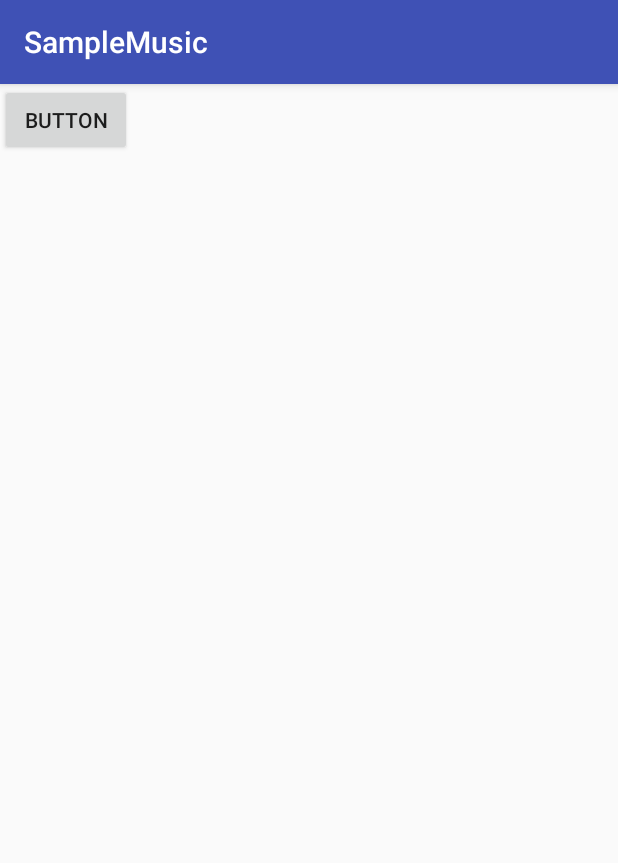
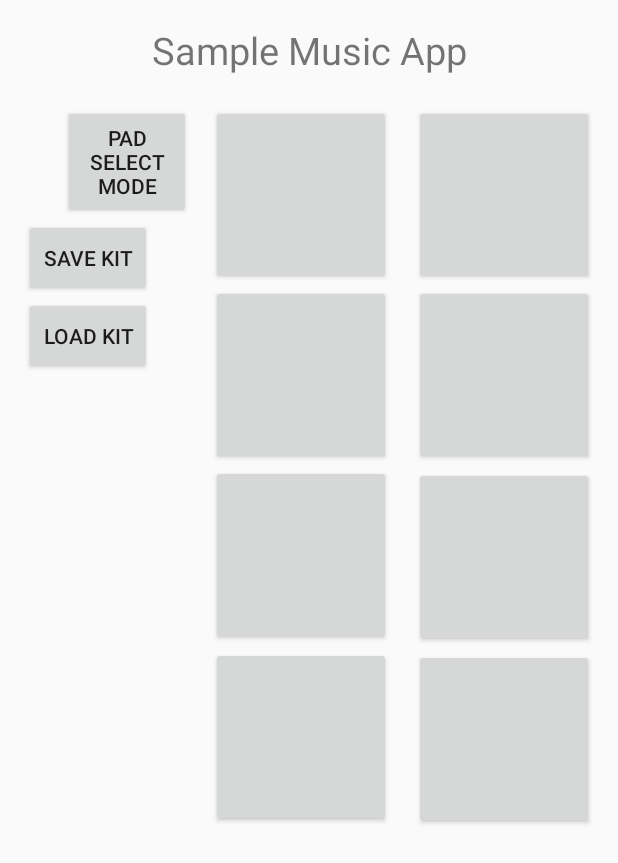
Before and after one commit to ltplace/SampleMusicApp, an Android app: the screen it shows after launch (MainActivity), on a phone screen of 412 x 824 dp. Shown: the top 863 px of the screen. Run offline under Robolectric (Android 15) with nearby library versions, the phone set to English and light mode, and no system bars.

Commit message:
Started creating the basic UI
 Added 8 sound buttons
 Added Pad Select button
 Added Save and Load buttons
 Then added a textView containing the App Name.

 Design corresbonds to specs created with slight variation. Created a file for horizontal UI.

```diff
--- a/app/src/main/java/edu/cmich/place1l/samplemusic/MainActivity.java
+++ b/app/src/main/java/edu/cmich/place1l/samplemusic/MainActivity.java
@@ -2,6 +2,9 @@ package edu.cmich.place1l.samplemusic;
 
 import android.support.v7.app.AppCompatActivity;
 import android.os.Bundle;
+
+
+// Ben testing commit through Android Studio.
 
 public class MainActivity extends AppCompatActivity {
 
--- a/app/src/main/res/layout/activity_main.xml
+++ b/app/src/main/res/layout/activity_main.xml
@@ -7,10 +7,136 @@
     tools:context="edu.cmich.place1l.samplemusic.MainActivity">
 
     <Button
-        android:id="@+id/button"
+        android:id="@+id/soundButton_01"
+        android:layout_width="120dp"
+        android:layout_height="120dp"
+        app:layout_constraintRight_toLeftOf="@+id/soundButton_02"
+        android:layout_marginRight="8dp"
+        android:layout_marginLeft="8dp"
+        app:layout_constraintLeft_toLeftOf="parent"
+        app:layout_constraintTop_toTopOf="parent"
+        android:layout_marginTop="70dp"
+        app:layout_constraintHorizontal_bias="0.946" />
+
+    <Button
+        android:id="@+id/soundButton_02"
+        android:layout_width="120dp"
+        android:layout_height="120dp"
+        android:layout_marginRight="16dp"
+        app:layout_constraintRight_toRightOf="parent"
+        app:layout_constraintTop_toTopOf="parent"
+        android:layout_marginTop="70dp" />
+
+    <Button
+        android:id="@+id/soundButton_03"
+        android:layout_width="120dp"
+        android:layout_height="120dp"
+        app:layout_constraintRight_toLeftOf="@+id/soundButton_04"
+        android:layout_marginRight="8dp"
+        android:layout_marginLeft="8dp"
+        app:layout_constraintLeft_toLeftOf="parent"
+        app:layout_constraintHorizontal_bias="0.946"
+        android:layout_marginTop="0dp"
+        app:layout_constraintTop_toBottomOf="@+id/soundButton_01" />
+
+    <Button
+        android:id="@+id/soundButton_04"
+        android:layout_width="120dp"
+        android:layout_height="120dp"
+        android:layout_marginRight="16dp"
+        app:layout_constraintRight_toRightOf="parent"
+        android:layout_marginTop="0dp"
+        app:layout_constraintTop_toBottomOf="@+id/soundButton_02" />
+
+    <Button
+        android:id="@+id/soundButton_05"
+        android:layout_width="120dp"
+        android:layout_height="120dp"
+        app:layout_constraintRight_toLeftOf="@+id/soundButton_06"
+        android:layout_marginRight="8dp"
+        android:layout_marginLeft="8dp"
+        app:layout_constraintLeft_toLeftOf="parent"
+        android:layout_marginTop="0dp"
+        app:layout_constraintTop_toBottomOf="@+id/soundButton_03"
+        app:layout_constraintHorizontal_bias="0.946" />
+
+    <Button
+        android:id="@+id/soundButton_06"
+        android:layout_width="120dp"
+        android:layout_height="120dp"
+        android:layout_marginRight="16dp"
+        app:layout_constraintRight_toRightOf="parent"
+        android:layout_marginTop="1dp"
+        app:layout_constraintTop_toBottomOf="@+id/soundButton_04" />
+
+    <Button
+        android:id="@+id/soundButton_07"
+        android:layout_width="120dp"
+        android:layout_height="120dp"
+        app:layout_constraintRight_toLeftOf="@+id/soundButton_08"
+        android:layout_marginRight="8dp"
+        android:layout_marginLeft="8dp"
+        app:layout_constraintLeft_toLeftOf="parent"
+        android:layout_marginTop="1dp"
+        app:layout_constraintTop_toBottomOf="@+id/soundButton_05"
+        app:layout_constraintHorizontal_bias="0.946" />
+
+    <Button
+        android:id="@+id/soundButton_08"
+        android:layout_width="120dp"
+        android:layout_height="120dp"
+        android:layout_marginRight="16dp"
+        app:layout_constraintRight_toRightOf="parent"
+        android:layout_marginTop="1dp"
+        app:layout_constraintTop_toBottomOf="@+id/soundButton_06" />
+
+    <Button
+        android:id="@+id/padSelectButton"
+        android:layout_width="85dp"
+        android:layout_height="76dp"
+        android:text="Pad Select Mode"
+        app:layout_constraintRight_toLeftOf="@+id/soundButton_01"
+        android:layout_marginRight="13dp"
+        app:layout_constraintTop_toTopOf="parent"
+        android:layout_marginTop="70dp" />
+
+    <Button
+        android:id="@+id/saveButton"
+        android:layout_width="85dp"
+        android:layout_height="52dp"
+        android:text="Save Kit"
+        android:layout_marginLeft="16dp"
+        app:layout_constraintLeft_toLeftOf="parent"
+        android:layout_marginTop="0dp"
+        app:layout_constraintTop_toBottomOf="@+id/padSelectButton"
+        app:layout_constraintRight_toLeftOf="@+id/soundButton_01"
+        android:layout_marginRight="8dp"
+        app:layout_constraintHorizontal_bias="0.0" />
+
+    <Button
+        android:id="@+id/loadButton"
+        android:layout_width="85dp"
+        android:layout_height="52dp"
+        android:text="Load Kit"
+        android:layout_marginLeft="16dp"
+        app:layout_constraintLeft_toLeftOf="parent"
+        android:layout_marginTop="0dp"
+        app:layout_constraintTop_toBottomOf="@+id/saveButton"
+        app:layout_constraintRight_toLeftOf="@+id/soundButton_03"
+        android:layout_marginRight="8dp"
+        app:layout_constraintHorizontal_bias="0.0" />
+
+    <TextView
+        android:id="@+id/textView"
         android:layout_width="wrap_content"
         android:layout_height="wrap_content"
-        android:text="Button"
-        tools:layout_editor_absoluteX="37dp"
-        tools:layout_editor_absoluteY="39dp" />
+        android:text="Sample Music App"
+        android:textSize="25sp"
+        app:layout_constraintTop_toTopOf="parent"
+        android:layout_marginTop="16dp"
+        android:layout_marginLeft="8dp"
+        app:layout_constraintLeft_toLeftOf="parent"
+        android:layout_marginRight="8dp"
+        app:layout_constraintRight_toRightOf="parent"
+        app:layout_constraintHorizontal_bias="0.503" />
 </android.support.constraint.ConstraintLayout>
--- /dev/null
+++ b/app/src/main/res/layout/activity_main_horizontal.xml
@@ -0,0 +1,11 @@
+<?xml version="1.0" encoding="utf-8"?>
+<LinearLayout xmlns:android="http://schemas.android.com/apk/res/android"
+    android:orientation="vertical" android:layout_width="match_parent"
+    android:layout_height="match_parent">
+
+    <Button
+        android:id="@+id/soundButtonHor_01"
+        android:layout_width="120dp"
+        android:layout_height="120dp"
+        android:text="" />
+</LinearLayout>
--- a/app/src/main/res/values/styles.xml
+++ b/app/src/main/res/values/styles.xml
@@ -1,7 +1,7 @@
 <resources>
 
     <!-- Base application theme. -->
-    <style name="AppTheme" parent="Theme.AppCompat.Light.DarkActionBar">
+    <style name="AppTheme" parent="Theme.AppCompat.Light.NoActionBar">
         <!-- Customize your theme here. -->
         <item name="colorPrimary">@color/colorPrimary</item>
         <item name="colorPrimaryDark">@color/colorPrimaryDark</item>
```
